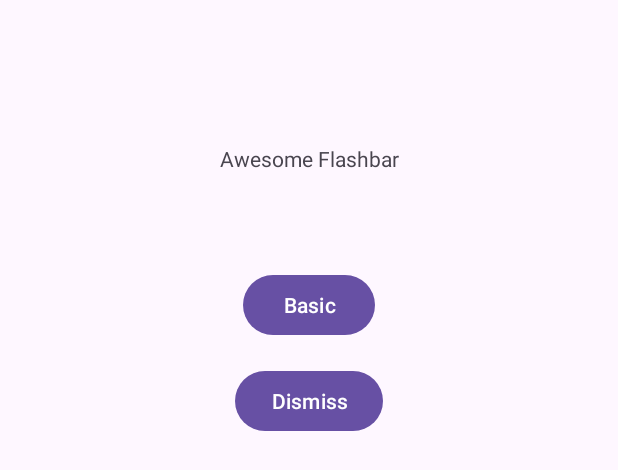
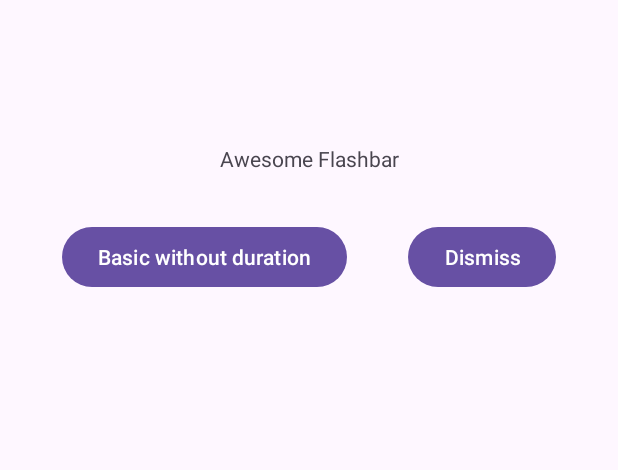
Before and after one commit to hasanelfalakiy/flashbar, an Android app: the layout activity_main.xml on its own in the app's theme, with its tools: preview values and no code run, on a phone screen of 412 x 824 dp. Shown: the top 470 px of the screen. Run offline under Robolectric (Android 15) with nearby library versions, the light colour scheme and no system bars.

Commit message:
improve ui

```diff
--- a/app/src/main/java/com/andihasan7/flashbarsample/MainActivity.kt
+++ b/app/src/main/java/com/andihasan7/flashbarsample/MainActivity.kt
@@ -40,9 +40,9 @@ public class MainActivity : AppCompatActivity() {
 
         var flashbar: Flashbar? = null
 
-        binding.btnBasic.setOnClickListener {
+        binding.btnBasicWithoutDuration.setOnClickListener {
             if (flashbar == null) {
-                flashbar = basic()
+                flashbar = basicWithoutDuration()
             }
             flashbar?.show()
         }
@@ -52,7 +52,7 @@ public class MainActivity : AppCompatActivity() {
         }
     }
 
-    private fun basic(): Flashbar {
+    private fun basicWithoutDuration(): Flashbar {
         return Flashbar.Builder(this)
                 .gravity(Flashbar.Gravity.BOTTOM)
                 .message("This is a basic flashbar")
--- a/app/src/main/res/layout/activity_main.xml
+++ b/app/src/main/res/layout/activity_main.xml
@@ -27,10 +27,10 @@
         <Button
             android:layout_width="wrap_content"
             android:layout_height="wrap_content"
-            android:layout_marginTop="64dp"
-            android:text="@string/basic"
-            android:id="@+id/btn_basic"
-            app:layout_constraintEnd_toEndOf="parent"
+            android:layout_marginTop="32dp"
+            android:text="@string/basic_without_duration"
+            android:id="@+id/btn_basic_without_duration"
+            app:layout_constraintEnd_toStartOf="@id/btn_dismiss"
             app:layout_constraintStart_toStartOf="parent"
             app:layout_constraintTop_toBottomOf="@id/tv_title"
 
@@ -39,12 +39,11 @@
         <Button
             android:layout_width="wrap_content"
             android:layout_height="wrap_content"
-            android:layout_marginTop="16dp"
             android:text="@string/dismiss"
             android:id="@+id/btn_dismiss"
             app:layout_constraintEnd_toEndOf="parent"
-            app:layout_constraintStart_toStartOf="parent"
-            app:layout_constraintTop_toBottomOf="@id/btn_basic"
+            app:layout_constraintStart_toEndOf="@id/btn_basic_without_duration"
+            app:layout_constraintTop_toTopOf="@id/btn_basic_without_duration"
 
         />
 
--- a/app/src/main/res/values/strings.xml
+++ b/app/src/main/res/values/strings.xml
@@ -2,7 +2,8 @@
 <resources>
     <string name="app_name">flashbar</string>
     <string name="title">Awesome Flashbar</string>
-    <string name="basic">Basic</string>
+    <string name="basic_without_duration">Basic without duration</string>
+    <string name="basic_with_duration">Basic with duration</string>
     <string name="dismiss">Dismiss</string>
 
 </resources>
```
Also changed, not shown: 1 other file.
